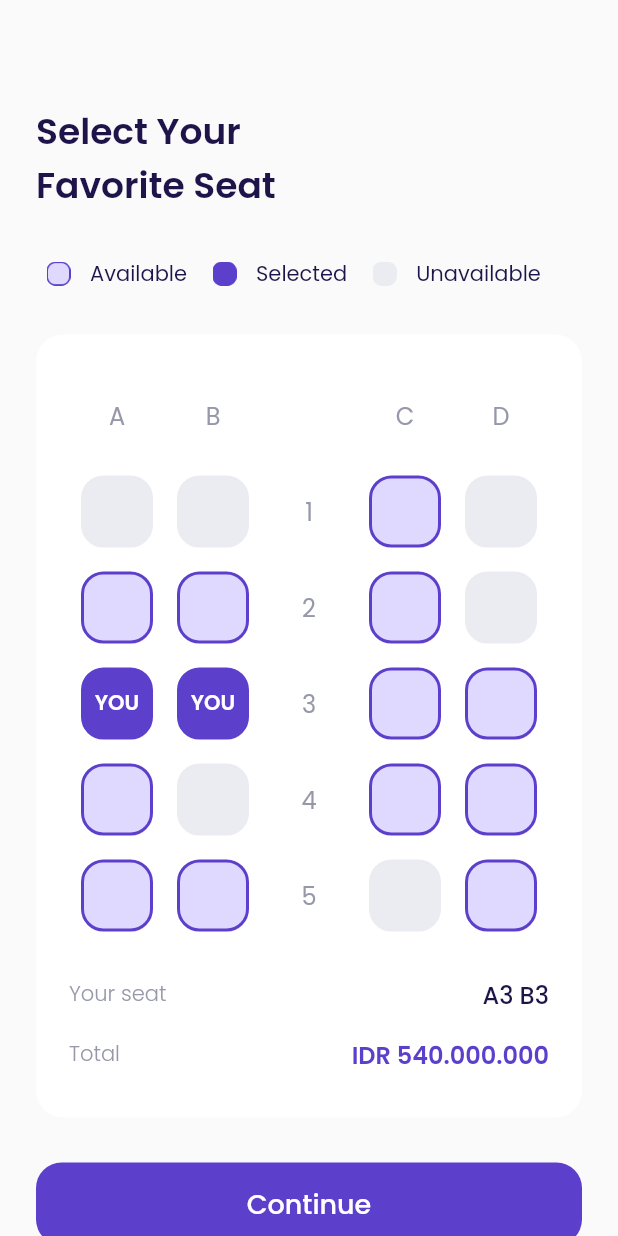
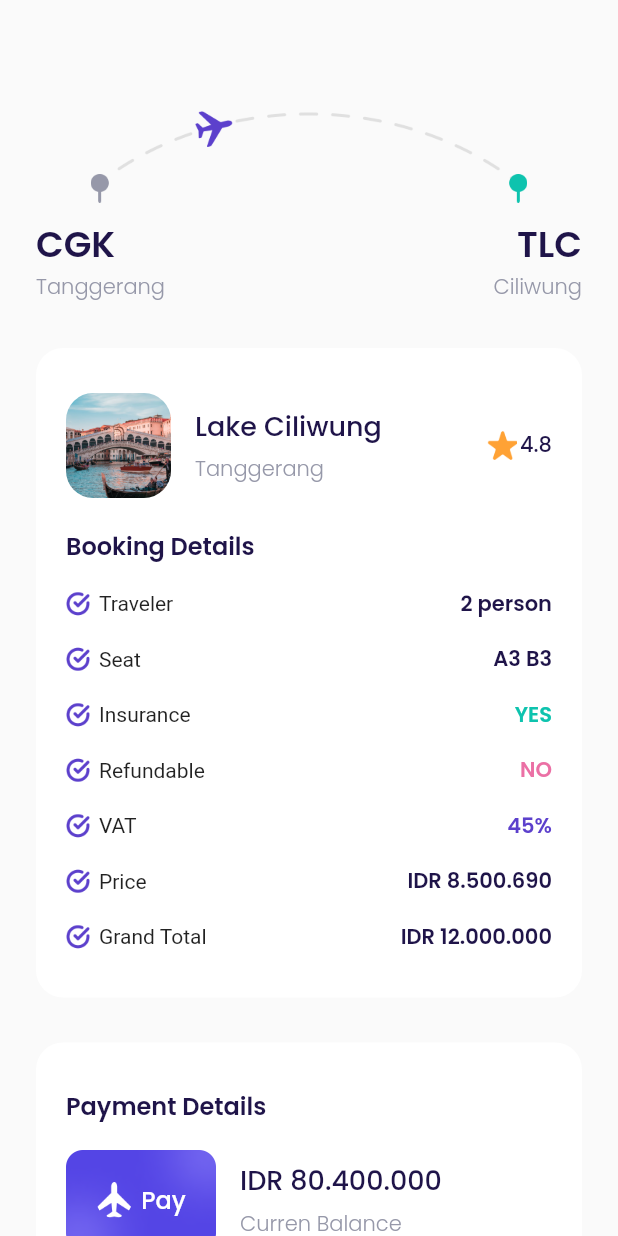
Before and after one commit to magerngoding/Travel-apps, a Flutter app: the ChoosePage screen opened directly, after a tap on "Continue", on a phone screen of 412 x 824 dp. Run offline on Flutter 3.47's test engine with Material 2 defaults, Android fonts, the phone set to English and light mode, and no system bars; our stand-ins replace google_fonts.

Commit message:
4 commit

```diff
--- a/lib/main.dart
+++ b/lib/main.dart
@@ -10,8 +10,6 @@
 }
 
 class MyApp extends StatelessWidget {
-  const MyApp({super.key});
-
   @override
   Widget build(BuildContext context) {
     return MaterialApp(
--- /dev/null
+++ b/lib/ui/pages/checkout_page.dart
@@ -0,0 +1,341 @@
+// ignore_for_file: prefer_const_constructors
+
+import 'dart:convert';
+
+import 'package:flutter/material.dart';
+import 'package:travel_apps/shared/theme.dart';
+import 'package:travel_apps/ui/pages/widget/booking_detail_item.dart';
+import 'package:travel_apps/ui/pages/widget/custom_button.dart';
+
+class CheckOutPage extends StatelessWidget {
+  const CheckOutPage({super.key});
+
+  @override
+  Widget build(BuildContext context) {
+    Widget route() {
+      return Container(
+        margin: EdgeInsets.only(
+          top: 70,
+        ),
+        child: Column(
+          children: [
+            Container(
+              height: 65,
+              width: 291,
+              margin: EdgeInsets.only(
+                bottom: 10,
+              ),
+              decoration: BoxDecoration(
+                image: DecorationImage(
+                  image: AssetImage('assets/image_checkout.png'),
+                ),
+              ),
+            ),
+            Row(
+              mainAxisAlignment: MainAxisAlignment.spaceBetween,
+              children: [
+                Column(
+                  crossAxisAlignment: CrossAxisAlignment.start,
+                  children: [
+                    Text(
+                      'CGK',
+                      style: blackTextStyle.copyWith(
+                        fontSize: 24,
+                        fontWeight: semiBold,
+                      ),
+                    ),
+                    Text(
+                      'Tanggerang',
+                      style: greyTextStyle.copyWith(
+                        fontWeight: light,
+                      ),
+                    )
+                  ],
+                ),
+                Column(
+                  crossAxisAlignment: CrossAxisAlignment.end,
+                  children: [
+                    Text(
+                      'TLC',
+                      style: blackTextStyle.copyWith(
+                        fontSize: 24,
+                        fontWeight: semiBold,
+                      ),
+                    ),
+                    Text(
+                      'Ciliwung',
+                      style: greyTextStyle.copyWith(
+                        fontWeight: light,
+                      ),
+                    )
+                  ],
+                )
+              ],
+            )
+          ],
+        ),
+      );
+    }
+
+    Widget bookingDetails() {
+      return Container(
+        margin: EdgeInsets.only(top: 30),
+        padding: EdgeInsets.symmetric(
+          horizontal: 20,
+          vertical: 30,
+        ),
+        decoration: BoxDecoration(
+          color: kWhiteColor,
+          borderRadius: BorderRadius.circular(18),
+        ),
+        child: Column(
+          crossAxisAlignment: CrossAxisAlignment.start,
+          children: [
+            // NOTE : DESTINATION TILE
+            Row(
+              children: [
+                Container(
+                  width: 70,
+                  height: 70,
+                  margin: EdgeInsets.only(right: 16),
+                  decoration: BoxDecoration(
+                    borderRadius: BorderRadius.circular(18),
+                    image: DecorationImage(
+                      fit: BoxFit.cover,
+                      image: AssetImage('assets/image_destination1.png'),
+                    ),
+                  ),
+                ),
+                Expanded(
+                  child: Column(
+                    crossAxisAlignment: CrossAxisAlignment.start,
+                    children: [
+                      Text(
+                        'Lake Ciliwung',
+                        style: blackTextStyle.copyWith(
+                          fontSize: 18,
+                          fontWeight: medium,
+                        ),
+                      ),
+                      SizedBox(
+                        height: 5,
+                      ),
+                      Text(
+                        'Tanggerang',
+                        style: greyTextStyle.copyWith(
+                          fontWeight: light,
+                        ),
+                      ),
+                    ],
+                  ),
+                ),
+                Row(
+                  mainAxisAlignment: MainAxisAlignment.center,
+                  crossAxisAlignment: CrossAxisAlignment.center,
+                  children: [
+                    Container(
+                      width: 20,
+                      height: 20,
+                      margin: EdgeInsets.only(right: 2),
+                      decoration: BoxDecoration(
+                        image: DecorationImage(
+                          image: AssetImage('assets/icon_star.png'),
+                        ),
+                      ),
+                    ),
+                    Text(
+                      4.8.toString(),
+                      style: blackTextStyle.copyWith(fontWeight: medium),
+                    ),
+                  ],
+                ),
+              ],
+            ),
+
+            // NOTE : BOOKING DETAILS
+            Container(
+              margin: EdgeInsets.only(top: 20),
+              child: Text(
+                'Booking Details',
+                style: blackTextStyle.copyWith(
+                  fontSize: 16,
+                  fontWeight: semiBold,
+                ),
+              ),
+            ),
+
+            // NOTE : BOOKING DETAILS ITEM
+            BookingDetailItem(
+              title: 'Traveler',
+              valueText: '2 person',
+              valueColor: kBlackColor,
+            ),
+            BookingDetailItem(
+              title: 'Seat',
+              valueText: 'A3 B3',
+              valueColor: kBlackColor,
+            ),
+            BookingDetailItem(
+              title: 'Insurance',
+              valueText: 'YES',
+              valueColor: kGreenColor,
+            ),
+            BookingDetailItem(
+              title: 'Refundable',
+              valueText: 'NO',
+              valueColor: kRedColor,
+            ),
+            BookingDetailItem(
+              title: 'VAT',
+              valueText: '45%',
+              valueColor: kPurpleColor,
+            ),
+            BookingDetailItem(
+              title: 'Price',
+              valueText: 'IDR 8.500.690',
+              valueColor: kBlackColor,
+            ),
+            BookingDetailItem(
+              title: 'Grand Total',
+              valueText: 'IDR 12.000.000',
+              valueColor: kBlackColor,
+            ),
+          ],
+        ),
+      );
+    }
+
+    Widget paymentDetails() {
+      return Container(
+        margin: EdgeInsets.only(top: 30),
+        padding: EdgeInsets.symmetric(
+          horizontal: 20,
+          vertical: 30,
+        ),
+        decoration: BoxDecoration(
+          color: kWhiteColor,
+          borderRadius: BorderRadius.circular(18),
+        ),
+        child: Column(
+          crossAxisAlignment: CrossAxisAlignment.start,
+          children: [
+            Text(
+              'Payment Details',
+              style: blackTextStyle.copyWith(
+                fontSize: 16,
+                fontWeight: semiBold,
+              ),
+            ),
+            Container(
+              margin: EdgeInsets.only(top: 16),
+              child: Row(
+                children: [
+                  Container(
+                    width: 100,
+                    height: 70,
+                    margin: EdgeInsets.only(right: 16),
+                    decoration: BoxDecoration(
+                      image: DecorationImage(
+                        image: AssetImage('assets/image_card.png'),
+                      ),
+                    ),
+                    child: Center(
+                      child: Row(
+                        mainAxisAlignment: MainAxisAlignment.center,
+                        children: [
+                          Container(
+                            width: 24,
+                            height: 24,
+                            margin: EdgeInsets.only(right: 6),
+                            decoration: BoxDecoration(
+                              borderRadius: BorderRadius.circular(18),
+                              image: DecorationImage(
+                                fit: BoxFit.cover,
+                                image: AssetImage('assets/icon_plane.png'),
+                              ),
+                            ),
+                          ),
+                          Text(
+                            'Pay',
+                            style: whiteTextStyle.copyWith(
+                              fontSize: 16,
+                              fontWeight: medium,
+                            ),
+                          )
+                        ],
+                      ),
+                    ),
+                  ),
+                  Expanded(
+                    child: Column(
+                      crossAxisAlignment: CrossAxisAlignment.start,
+                      children: [
+                        Text(
+                          'IDR 80.400.000',
+                          style: blackTextStyle.copyWith(
+                            fontSize: 18,
+                            fontWeight: medium,
+                          ),
+                          overflow: TextOverflow.ellipsis,
+                        ),
+                        SizedBox(
+                          height: 5,
+                        ),
+                        Text(
+                          'Curren Balance',
+                          style: greyTextStyle.copyWith(
+                            fontWeight: light,
+                          ),
+                        )
+                      ],
+                    ),
+                  )
+                ],
+              ),
+            )
+          ],
+        ),
+      );
+    }
+
+    Widget payNowButton() {
+      return CustomeButton(
+        title: 'Pay Now',
+        onPressed: () {},
+        margin: EdgeInsets.only(top: 30),
+      );
+    }
+
+    Widget tacButton() {
+      return Container(
+        alignment: Alignment.center,
+        margin: EdgeInsets.only(
+          top: 30,
+          bottom: 30,
+        ),
+        child: Text(
+          'Terms and Conditions',
+          style: greyTextStyle.copyWith(
+            fontSize: 16,
+            fontWeight: light,
+            decoration: TextDecoration.underline,
+          ),
+        ),
+      );
+    }
+
+    return Scaffold(
+      backgroundColor: kBackgroundColor,
+      body: ListView(
+        padding: EdgeInsets.symmetric(horizontal: defaultMargin),
+        children: [
+          route(),
+          bookingDetails(),
+          paymentDetails(),
+          payNowButton(),
+          tacButton(),
+        ],
+      ),
+    );
+  }
+}
--- a/lib/ui/pages/choose_page.dart
+++ b/lib/ui/pages/choose_seat_page.dart
@@ -2,6 +2,7 @@
 
 import 'package:flutter/material.dart';
 import 'package:travel_apps/shared/theme.dart';
+import 'package:travel_apps/ui/pages/checkout_page.dart';
 import 'package:travel_apps/ui/pages/widget/custom_button.dart';
 import 'package:travel_apps/ui/pages/widget/seat_item.dart';
 
@@ -338,7 +339,14 @@
     Widget checkOutButton() {
       return CustomeButton(
         title: 'Continue',
-        onPressed: () {},
+        onPressed: () {
+          Navigator.push(
+            context,
+            MaterialPageRoute(
+              builder: (context) => CheckOutPage(),
+            ),
+          );
+        },
         margin: EdgeInsets.only(
           top: 30,
           bottom: 46,
--- a/lib/ui/pages/detail_page.dart
+++ b/lib/ui/pages/detail_page.dart
@@ -1,10 +1,8 @@
 // ignore_for_file: prefer_const_constructors
-
-import 'dart:ffi';
 
 import 'package:flutter/material.dart';
 import 'package:travel_apps/shared/theme.dart';
-import 'package:travel_apps/ui/pages/choose_page.dart';
+import 'package:travel_apps/ui/pages/choose_seat_page.dart';
 import 'package:travel_apps/ui/pages/widget/custom_button.dart';
 import 'package:travel_apps/ui/pages/widget/interest_item.dart';
 import 'package:travel_apps/ui/pages/widget/photo_item.dart';
--- a/lib/ui/pages/main_page.dart
+++ b/lib/ui/pages/main_page.dart
@@ -8,7 +8,7 @@
 class MainPage extends StatelessWidget {
   const MainPage({super.key});
 
-  WidetBuildContent() {
+  WidgetBuildContent() {
     return HomePage();
   }
 
@@ -53,7 +53,7 @@
       backgroundColor: kBackgroundColor,
       body: Stack(
         children: [
-          WidetBuildContent(),
+          WidgetBuildContent(),
           customBottomNavigation(),
         ],
       ),
--- a/lib/ui/pages/splash_page.dart
+++ b/lib/ui/pages/splash_page.dart
@@ -3,7 +3,7 @@
 import 'dart:async';
 
 import 'package:flutter/material.dart';
-import 'package:travel_apps/ui/pages/get_started_page.dart';
+
 import '../../shared/theme.dart';
 
 class SplashPage extends StatefulWidget {
@@ -16,7 +16,6 @@
 class _SplashPageState extends State<SplashPage> {
   @override
   void initState() {
-    // TODO: implement initState
     Timer(
       Duration(seconds: 3),
       () {
--- /dev/null
+++ b/lib/ui/pages/widget/booking_detail_item.dart
@@ -0,0 +1,46 @@
+// ignore_for_file: prefer_const_constructors
+
+import 'package:flutter/material.dart';
+import 'package:travel_apps/shared/theme.dart';
+
+class BookingDetailItem extends StatelessWidget {
+  final String title;
+  final String valueText;
+  final Color valueColor;
+
+  BookingDetailItem({
+    required this.title,
+    required this.valueColor,
+    required this.valueText,
+  });
+
+  @override
+  Widget build(BuildContext context) {
+    return Container(
+      margin: EdgeInsets.only(top: 16),
+      child: Row(
+        children: [
+          Container(
+            width: 16,
+            height: 16,
+            margin: EdgeInsets.only(right: 6),
+            decoration: BoxDecoration(
+              image: DecorationImage(
+                image: AssetImage('assets/icon_check.png'),
+              ),
+            ),
+          ),
+          Text(title),
+          Spacer(),
+          Text(
+            valueText,
+            style: blackTextStyle.copyWith(
+              fontWeight: semiBold,
+              color: valueColor,
+            ),
+          )
+        ],
+      ),
+    );
+  }
+}
```
Also changed, not shown: pubspec.lock, 2 other files.
